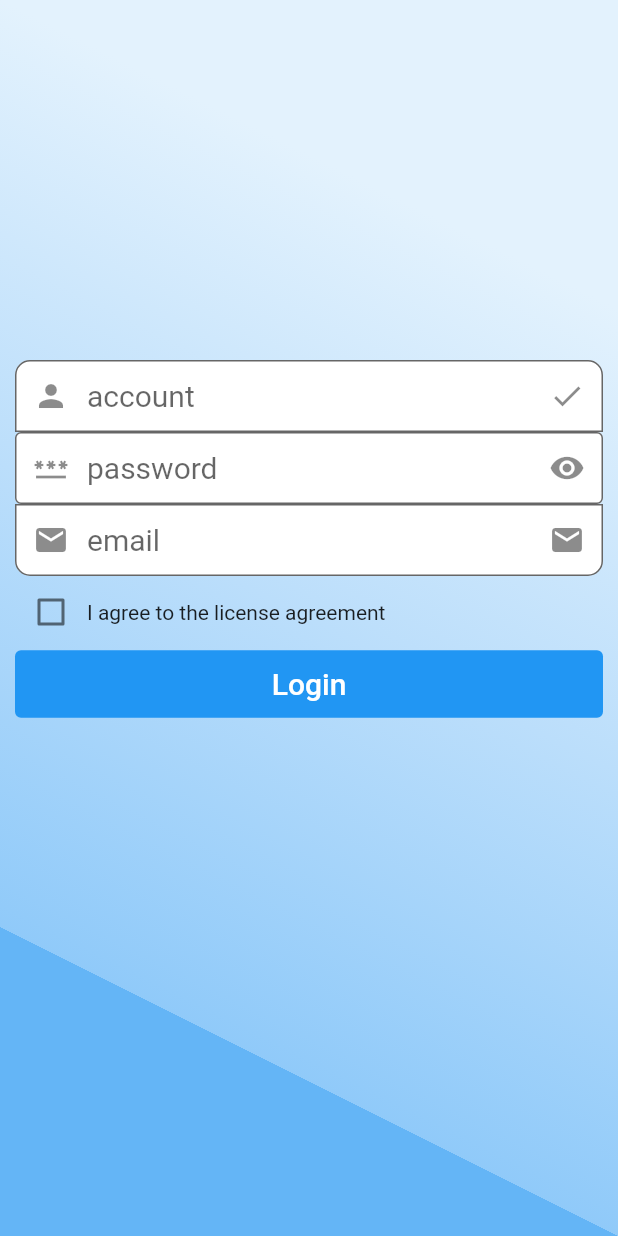
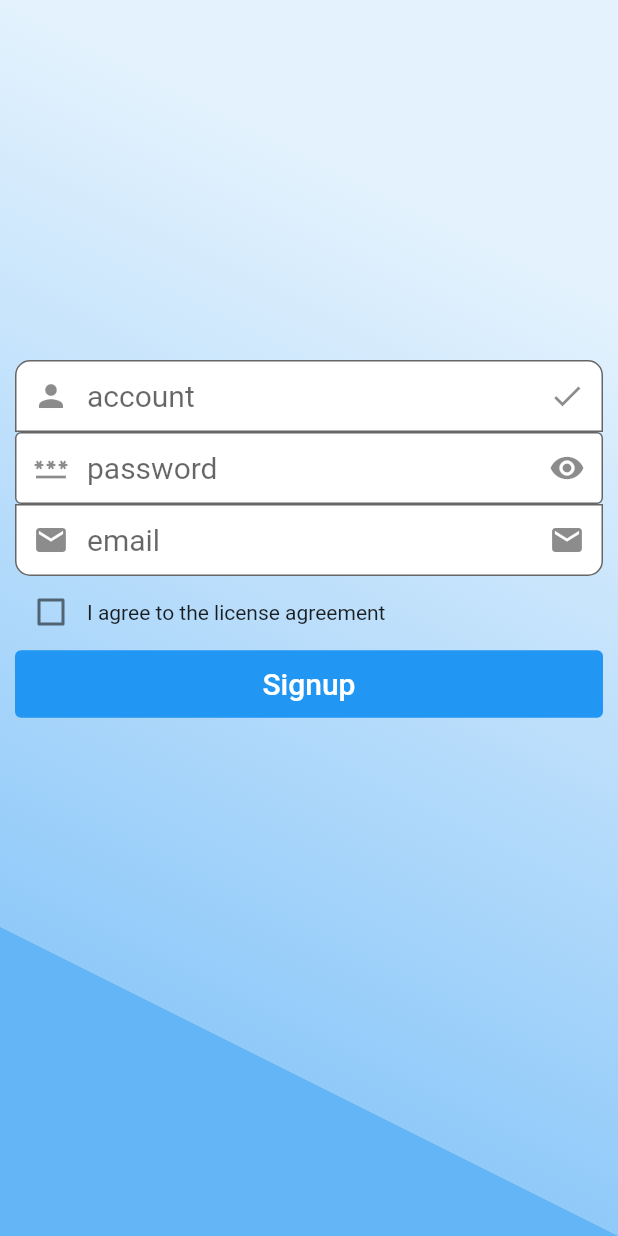
Before and after one commit to Crtrpt/bitty_flutter, a Flutter app: the screen it shows after launch, after a tap on "Signup", on a phone screen of 412 x 824 dp. Run offline on Flutter 3.47's test engine with Material 2 defaults, Android fonts, the light colour scheme and no system bars; our stand-ins replace faker, hive, hive_flutter, i18n_extension, video_player; missing offline and left inert: mqtt_client; accounts and stored records are empty.

Commit message:
'修改按钮显示'

```diff
--- a/lib/i18n/default.i18n.dart
+++ b/lib/i18n/default.i18n.dart
@@ -12,7 +12,7 @@ extension Localization on String {
     "agreeLicense": {"en_us": "I agree to the license agreement", "zh-cn": "同意许可协议"},
     "loginBtn": {"en_us": "Login", "zh-cn": "登录"},
     "signupLink": {"en_us": "Signup", "zh-cn": "注册"},
-    "signupBtn": {"en_us": "Login", "zh-cn": "登录"},
+    "signupBtn": {"en_us": "Signup", "zh-cn": "登录"},
     "findPasswordLink": {"en_us": "Find my password", "zh-cn": "找回密码"},
   });
 
```
